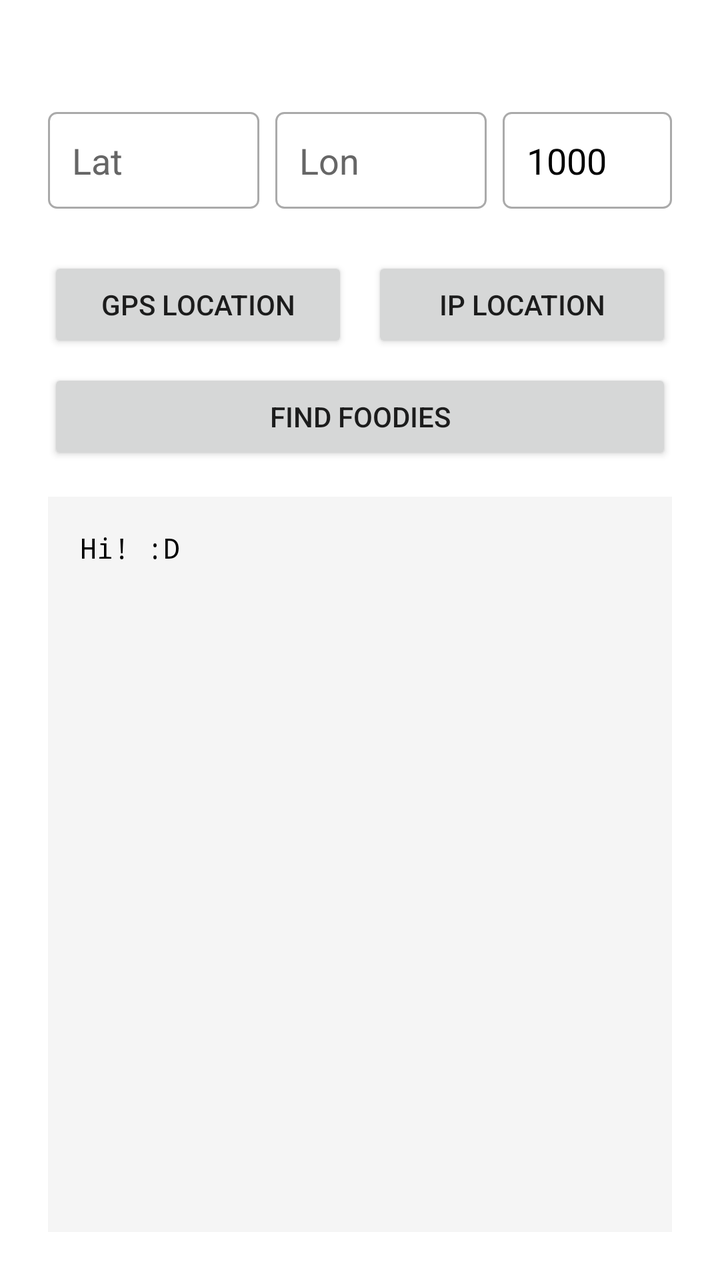
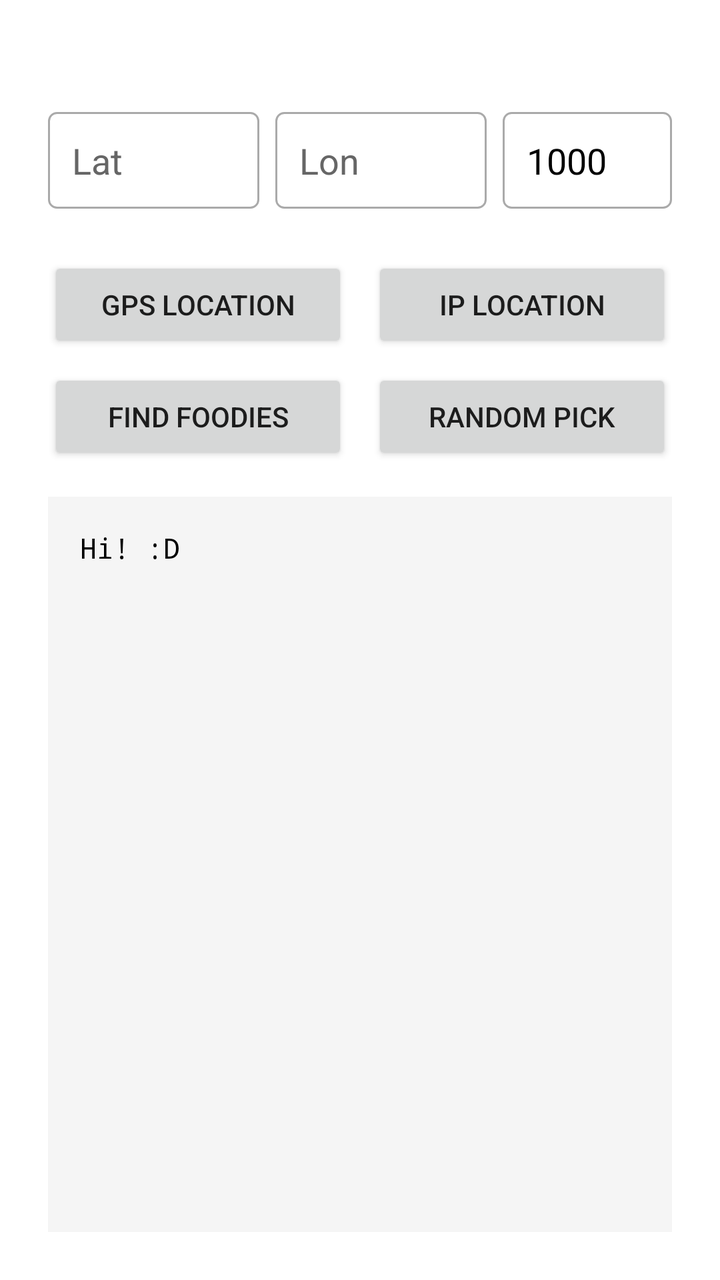

Screens rendered from an Android XML layout before and after an edit, with the pre-edit source and the edit as a unified diff.
<!-- AndroidManifest.xml: application theme Theme.MyApplication -->
<!-- res/layout/activity_main.xml -->
<?xml version="1.0" encoding="utf-8"?>
<androidx.constraintlayout.widget.ConstraintLayout xmlns:android="http://schemas.android.com/apk/res/android"
    xmlns:app="http://schemas.android.com/apk/res-auto"
    xmlns:tools="http://schemas.android.com/tools"
    android:layout_width="match_parent"
    android:layout_height="match_parent"
    android:background="#FFFFFF"
    android:padding="24dp">

    <androidx.constraintlayout.widget.Guideline
        android:id="@+id/guidelineTop"
        android:layout_width="wrap_content"
        android:layout_height="wrap_content"
        android:orientation="horizontal"
        app:layout_constraintGuide_begin="32dp" />

    <EditText
        android:id="@+id/etLat"
        android:layout_width="0dp"
        android:layout_height="wrap_content"
        android:hint="@string/hint_lat"
        android:importantForAutofill="no"
        android:inputType="numberSigned|numberDecimal"
        android:textColor="#000000"
        android:textColorHint="#666666"
        android:background="@drawable/edit_text_border"
        android:padding="12dp"
        android:layout_marginEnd="8dp"
        app:layout_constraintTop_toTopOf="@id/guidelineTop"
        app:layout_constraintStart_toStartOf="parent"
        app:layout_constraintEnd_toStartOf="@+id/etLon"
        app:layout_constraintHorizontal_weight="1"
        tools:ignore="LabelFor" />

    <EditText
        android:id="@+id/etLon"
        android:layout_width="0dp"
        android:layout_height="wrap_content"
        android:hint="@string/hint_lon"
        android:importantForAutofill="no"
        android:inputType="numberSigned|numberDecimal"
        android:textColor="#000000"
        android:textColorHint="#666666"
        android:background="@drawable/edit_text_border"
        android:padding="12dp"
        android:layout_marginEnd="8dp"
        app:layout_constraintTop_toTopOf="@id/guidelineTop"
        app:layout_constraintStart_toEndOf="@id/etLat"
        app:layout_constraintEnd_toStartOf="@+id/etRadius"
        app:layout_constraintHorizontal_weight="1"
        tools:ignore="LabelFor" />

    <EditText
        android:id="@+id/etRadius"
        android:layout_width="0dp"
        android:layout_height="wrap_content"
        android:hint="@string/hint_radius"
        android:importantForAutofill="no"
        android:text="1000"
        android:inputType="numberDecimal"
        android:textColor="#000000"
        android:textColorHint="#666666"
        android:background="@drawable/edit_text_border"
        android:padding="12dp"
        app:layout_constraintTop_toTopOf="@id/guidelineTop"
        app:layout_constraintStart_toEndOf="@id/etLon"
        app:layout_constraintEnd_toEndOf="parent"
        app:layout_constraintHorizontal_weight="0.8"
        tools:ignore="LabelFor" />

    <Button
        android:id="@+id/btnGpsLocation"
        android:layout_width="0dp"
        android:layout_height="wrap_content"
        android:text="@string/btn_gps_location"
        android:layout_marginTop="24dp"
        android:layout_marginEnd="12dp"
        app:layout_constraintTop_toBottomOf="@id/etLat"
        app:layout_constraintStart_toStartOf="parent"
        app:layout_constraintEnd_toStartOf="@+id/btnIpLocation" />

    <Button
        android:id="@+id/btnIpLocation"
        android:layout_width="0dp"
        android:layout_height="wrap_content"
        android:text="@string/btn_ip_location"
        app:layout_constraintTop_toTopOf="@id/btnGpsLocation"
        app:layout_constraintBottom_toBottomOf="@id/btnGpsLocation"
        app:layout_constraintStart_toEndOf="@id/btnGpsLocation"
        app:layout_constraintEnd_toEndOf="parent" />

    <Button
        android:id="@+id/btnFetch"
        android:layout_width="0dp"
        android:layout_height="wrap_content"
        android:text="@string/btn_fetch"
        android:layout_marginTop="8dp"
        app:layout_constraintTop_toBottomOf="@id/btnGpsLocation"
        app:layout_constraintStart_toStartOf="parent"
        app:layout_constraintEnd_toEndOf="parent" />

    <ScrollView
        android:layout_width="0dp"
        android:layout_height="0dp"
        android:layout_marginTop="16dp"
        android:background="#F5F5F5"
        android:padding="16dp"
        app:layout_constraintTop_toBottomOf="@id/btnFetch"
        app:layout_constraintStart_toStartOf="parent"
        app:layout_constraintEnd_toEndOf="parent"
        app:layout_constraintBottom_toBottomOf="parent">

        <TextView
            android:id="@+id/tvConsole"
            android:layout_width="match_parent"
            android:layout_height="wrap_content"
            android:textColor="#000000"
            android:typeface="monospace"
            android:textSize="14sp"
            android:lineSpacingExtra="4dp"
            android:text="@string/console_ready" />
    </ScrollView>

</androidx.constraintlayout.widget.ConstraintLayout>
<!-- resources referenced by this layout -->
<resources>
  <!-- drawable edit_text_border (drawable) -->
  <?xml version="1.0" encoding="utf-8"?>
  <shape xmlns:android="http://schemas.android.com/apk/res/android">
      <solid android:color="#FFFFFF" />
      <stroke
          android:width="1dp"
          android:color="#AAAAAA" />
      <corners android:radius="4dp" />
  </shape>
  <string name="btn_fetch">Find Foodies</string>
  <string name="btn_gps_location">GPS Location</string>
  <string name="btn_ip_location">IP Location</string>
  <string name="console_ready">Hi! :D</string>
  <string name="hint_lat">Lat</string>
  <string name="hint_lon">Lon</string>
  <string name="hint_radius">Rad(m)</string>
  <style name="Theme.MyApplication" parent="Theme.MaterialComponents.DayNight.NoActionBar">
          
          <item name="colorPrimary">@color/purple_500</item>
          <item name="colorPrimaryVariant">@color/purple_700</item>
          <item name="colorOnPrimary">@color/white</item>
          
          <item name="colorSecondary">@color/teal_200</item>
          <item name="colorSecondaryVariant">@color/teal_700</item>
          <item name="colorOnSecondary">@color/black</item>
          
          <item name="android:statusBarColor">?attr/colorPrimaryVariant</item>
          
      </style>
  <color name="purple_500">#FF6200EE</color>
  <color name="purple_700">#FF3700B3</color>
  <color name="white">#FFFFFFFF</color>
  <color name="teal_200">#FF03DAC5</color>
  <color name="teal_700">#FF018786</color>
  <color name="black">#FF000000</color>
</resources>

<!-- the commit's change to res/layout/activity_main.xml (unified diff, before → after) -->
@@ -5,7 +5,10 @@
     android:layout_width="match_parent"
     android:layout_height="match_parent"
     android:background="#FFFFFF"
-    android:padding="24dp">
+    android:padding="24dp"
+    android:focusable="true"
+    android:focusableInTouchMode="true"
+    android:clickable="true">
 
     <androidx.constraintlayout.widget.Guideline
         android:id="@+id/guidelineTop"
@@ -95,8 +98,19 @@
         android:layout_height="wrap_content"
         android:text="@string/btn_fetch"
         android:layout_marginTop="8dp"
+        android:layout_marginEnd="12dp"
         app:layout_constraintTop_toBottomOf="@id/btnGpsLocation"
         app:layout_constraintStart_toStartOf="parent"
+        app:layout_constraintEnd_toStartOf="@+id/btnRandom" />
+
+    <Button
+        android:id="@+id/btnRandom"
+        android:layout_width="0dp"
+        android:layout_height="wrap_content"
+        android:text="Random Pick"
+        app:layout_constraintTop_toTopOf="@id/btnFetch"
+        app:layout_constraintBottom_toBottomOf="@id/btnFetch"
+        app:layout_constraintStart_toEndOf="@id/btnFetch"
         app:layout_constraintEnd_toEndOf="parent" />
 
     <ScrollView
